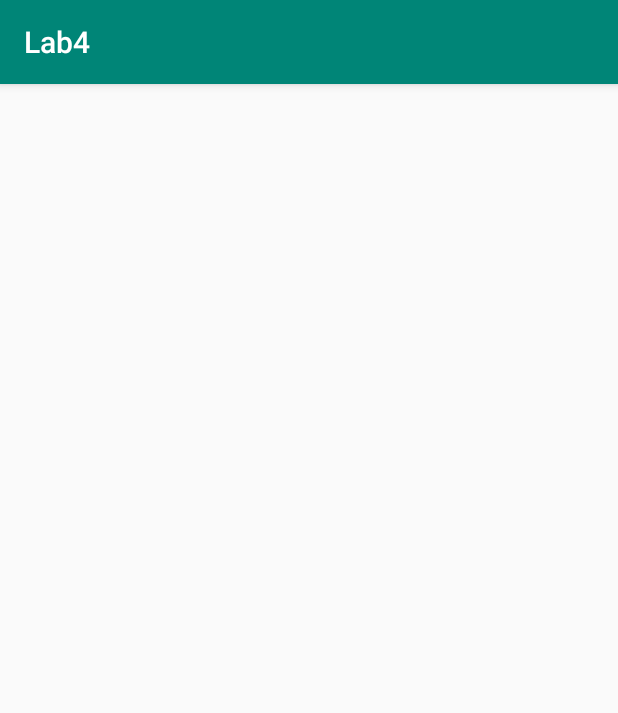
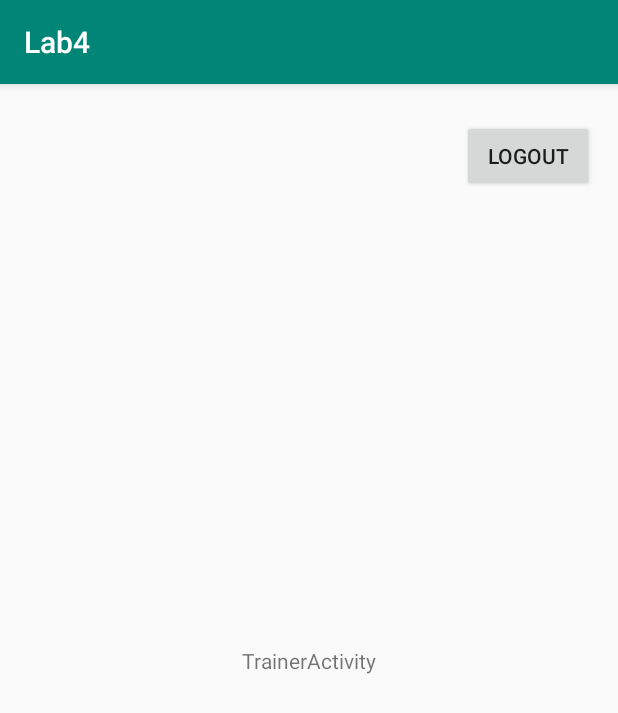
Before and after one commit to tahmeedh/Project341, an Android app: the trainerActivity screen opened directly, with no data from a screen before it, on a phone screen of 412 x 824 dp. Shown: the top 713 px of the screen. Run offline under Robolectric (Android 15) with nearby library versions, the phone set to English and light mode, and no system bars.

Commit message:
Working trainer vs client logins

```diff
--- a/app/src/main/java/com/example/lab4/trainerActivity.java
+++ b/app/src/main/java/com/example/lab4/trainerActivity.java
@@ -2,13 +2,28 @@ package com.example.lab4;
 
 import androidx.appcompat.app.AppCompatActivity;
 
+import android.content.Intent;
 import android.os.Bundle;
+import android.view.View;
+import android.widget.Button;
 
 public class trainerActivity extends AppCompatActivity {
+
+    Button logout;
 
     @Override
     protected void onCreate(Bundle savedInstanceState) {
         super.onCreate(savedInstanceState);
         setContentView(R.layout.activity_trainer);
+
+        logout = findViewById(R.id.logout);
+
+        logout.setOnClickListener(new View.OnClickListener() {
+            @Override
+            public void onClick(View v) {
+                finish();
+                startActivity(new Intent(getApplicationContext(),login.class));
+            }
+        });
     }
 }
--- a/app/src/main/res/layout/activity_trainer.xml
+++ b/app/src/main/res/layout/activity_trainer.xml
@@ -6,4 +6,24 @@
     android:layout_height="match_parent"
     tools:context=".trainerActivity">
 
+    <TextView
+        android:id="@+id/textView2"
+        android:layout_width="wrap_content"
+        android:layout_height="wrap_content"
+        android:text="TrainerActivity"
+        app:layout_constraintBottom_toBottomOf="parent"
+        app:layout_constraintEnd_toEndOf="parent"
+        app:layout_constraintStart_toStartOf="parent"
+        app:layout_constraintTop_toTopOf="parent" />
+
+    <Button
+        android:id="@+id/logout"
+        android:layout_width="wrap_content"
+        android:layout_height="wrap_content"
+        android:layout_marginTop="24dp"
+        android:text="logout"
+        app:layout_constraintEnd_toEndOf="parent"
+        app:layout_constraintHorizontal_bias="0.95"
+        app:layout_constraintStart_toStartOf="parent"
+        app:layout_constraintTop_toTopOf="parent" />
 </androidx.constraintlayout.widget.ConstraintLayout>
```
Also changed, not shown: app/src/main/java/com/example/lab4/clientActivity.java (+51 -0 lines), app/src/main/java/com/example/lab4/login.java (+32 -2 lines), app/src/main/res/layout/activity_client.xml (+20 -0 lines).
